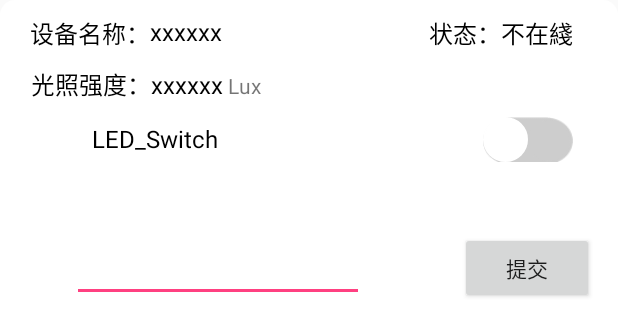
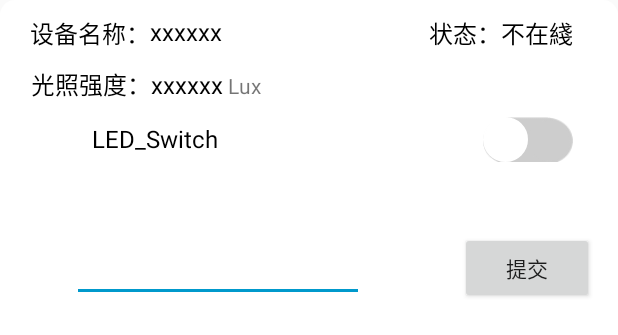
Before and after one commit to Xbean1028/Lightintensityproject, an Android app: the layout listview_item.xml on its own in the app's theme, with its tools: preview values and no code run, on a phone screen of 412 x 824 dp. Shown: the top 335 px of the screen. Run offline under Robolectric (Android 15) with nearby library versions, the phone set to English and light mode, and no system bars; network calls fail.

Commit message:
修正数据传输空

```diff
--- a/app/src/main/java/com/mcz/light_appproject/app/model/PullrefreshListviewAdapter.java
+++ b/app/src/main/java/com/mcz/light_appproject/app/model/PullrefreshListviewAdapter.java
@@ -249,14 +249,14 @@ public class PullrefreshListviewAdapter extends BaseAdapter {
                         String add_url = Config.all_url + "/iocm/app/cmd/v1.4.0/deviceCommands?appId=" + login_appid;
                         try {
 
-                            json = DataManager.Comened_DEVICEID2(mContext, add_url, login_appid, token, deviceId.get(position), String.valueOf(editin1.getContext()));
+                            json = DataManager.Comened_DEVICEID2(mContext, add_url, login_appid, token, deviceId.get(position), editin1.getText().toString());
                             if (json.equals(tuatus)) {
                                 Looper.prepare();
-                                Toast.makeText(editin1.getContext(), "下发成功", Toast.LENGTH_SHORT).show();
+                                Toast.makeText(editin1.getContext(), editin1.getText().toString() + " 下发成功", Toast.LENGTH_SHORT).show();
                                 Looper.loop();
                             } else {
                                 Looper.prepare();
-                                Toast.makeText(editin1.getContext(), "下发失败", Toast.LENGTH_SHORT).show();
+                                Toast.makeText(editin1.getContext(), editin1.getText().toString() + " 下发失败", Toast.LENGTH_SHORT).show();
                                 Looper.loop();
                             }
 
--- /dev/null
+++ b/app/src/main/res/drawable/cursor_color.xml
@@ -0,0 +1,6 @@
+<?xml version="1.0" encoding="utf-8"?>
+<shape xmlns:android="http://schemas.android.com/apk/res/android"
+    android:shape="rectangle">
+    <size android:width="2dp" />
+    <solid android:color="@android:color/holo_blue_light" />
+</shape>
--- a/app/src/main/res/layout/listview_item.xml
+++ b/app/src/main/res/layout/listview_item.xml
@@ -215,10 +215,12 @@
 
             <android.inputmethodservice.ExtractEditText
                 android:id="@+id/editin1"
+                android:theme="@style/MyEditText"
                 android:layout_width="194dp"
                 android:layout_height="wrap_content"
                 android:layout_margin="@android:dimen/app_icon_size"
-                android:layout_weight="2">
+                android:layout_weight="2"
+                >
 
             </android.inputmethodservice.ExtractEditText>
 
--- a/app/src/main/res/values/styles.xml
+++ b/app/src/main/res/values/styles.xml
@@ -8,4 +8,9 @@
         <item name="colorAccent">@color/colorAccent</item>
     </style>
 
+    <style name="MyEditText" parent="Theme.AppCompat.Light">
+        <item name="colorControlNormal">@android:color/darker_gray</item>
+        <item name="colorControlActivated">@android:color/holo_blue_dark</item>
+    </style>
+
 </resources>
```
